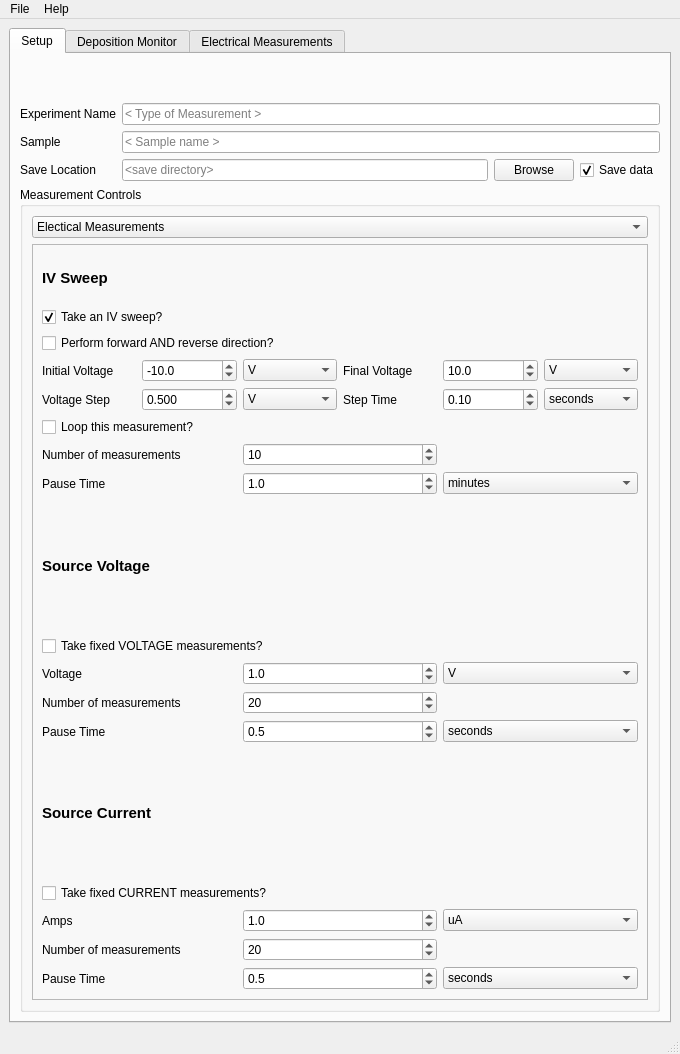
Qt form src/insitu_ECHO_GUI_2.ui (AFMD/echo-monitor) before a commit.
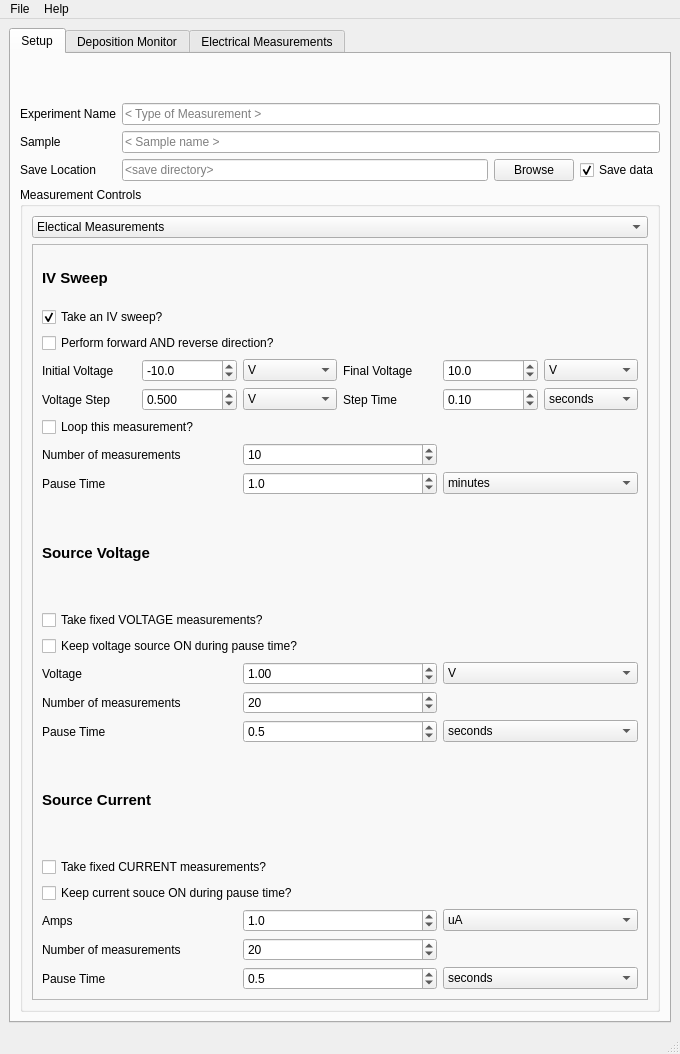
The same form after that commit. Custom widgets are drawn as their Qt base class.

Commit message: comboBox save, output constantly on, source negative range

```diff
--- a/src/insitu_ECHO_GUI_2.ui
+++ b/src/insitu_ECHO_GUI_2.ui
@@ -212,6 +212,16 @@
                      </property>
                     </widget>
                    </item>
+                   <item>
+                    <widget class="QCheckBox" name="checkBox_constantI">
+                     <property name="accessibleName">
+                      <string>constantI</string>
+                     </property>
+                     <property name="text">
+                      <string>Keep current souce ON during pause time?</string>
+                     </property>
+                    </widget>
+                   </item>
                    <item>
                     <layout class="QGridLayout" name="gridLayout_10">
                      <item row="1" column="1">
@@ -364,6 +374,19 @@
                      </property>
                     </widget>
                    </item>
+                   <item>
+                    <widget class="QCheckBox" name="checkBox_constantV">
+                     <property name="accessibleName">
+                      <string>constantV</string>
+                     </property>
+                     <property name="text">
+                      <string>Keep voltage source ON during pause time?</string>
+                     </property>
+                     <property name="checked">
+                      <bool>false</bool>
+                     </property>
+                    </widget>
+                   </item>
                    <item>
                     <layout class="QGridLayout" name="gridLayout_3">
                      <item row="1" column="2">
@@ -415,10 +438,13 @@
                         <string/>
                        </property>
                        <property name="decimals">
-                        <number>1</number>
+                        <number>2</number>
+                       </property>
+                       <property name="minimum">
+                        <double>-50.000000000000000</double>
                        </property>
                        <property name="maximum">
-                        <double>100.000000000000000</double>
+                        <double>50.000000000000000</double>
                        </property>
                        <property name="value">
                         <double>1.000000000000000</double>
```
The commit also changes 8 other files.
